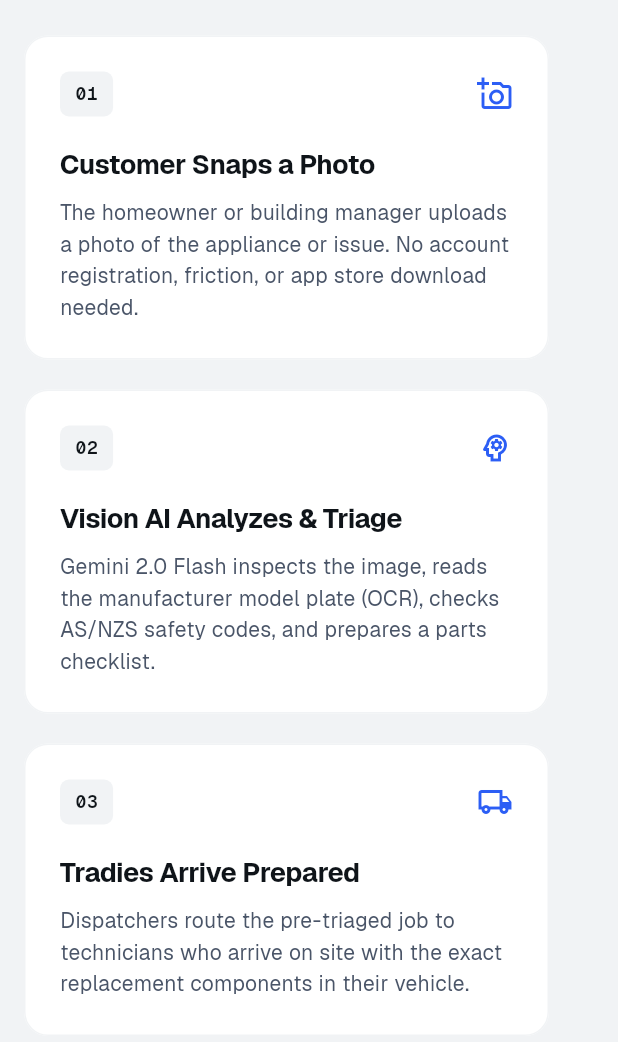
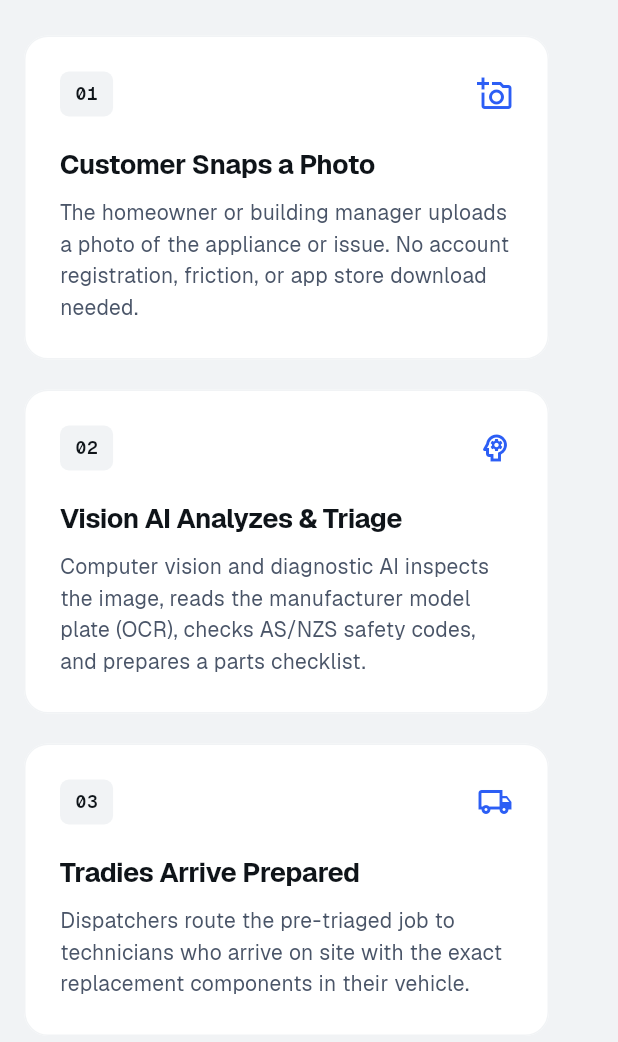
Before and after one commit to aditzeb/TradieFlow-AI, a Flutter app: the LandingPageView widget shown alone on an empty page, opened directly with empty values, scrolled down 2880 dp, on a phone screen of 412 x 824 dp, the part 194-1236 px from its top. Run offline on Flutter 3.47's test engine with Material 3 defaults, Android fonts, the phone set to English and light mode, and no system bars; our stand-ins replace cloud_firestore, firebase_auth, firebase_core, firebase_storage, image_picker; accounts and stored records are empty; network calls fail.

Commit message:
docs: remove in-app technical branding and expand architecture & flow details in README

```diff
--- a/lib/views/customer_intake_view.dart
+++ b/lib/views/customer_intake_view.dart
@@ -464,7 +464,7 @@ class _CustomerIntakeViewState extends State<CustomerIntakeView> {
                                         () => _consent = value ?? false,
                                       ),
                                 title: Text(
-                                  'I consent to this photo and description being stored in Firebase and sent through OpenRouter to an AI provider for triage. Processing may occur outside Australia. I have permission to share them.',
+                                  'I consent to this photo and description being securely stored and processed by TradieFlow AI for triage. Processing may occur outside Australia. I have permission to share them.',
                                   style: text.bodySmall,
                                 ),
                               ),
@@ -519,7 +519,7 @@ class _CustomerIntakeViewState extends State<CustomerIntakeView> {
                               if (widget.service == null) ...[
                                 const SizedBox(height: 12),
                                 Text(
-                                  'Preview only. Connect Firebase to submit a real request.',
+                                  'Preview only. Live services must be connected to submit a real request.',
                                   style: text.bodySmall,
                                 ),
                               ],
--- a/lib/views/landing_page_view.dart
+++ b/lib/views/landing_page_view.dart
@@ -294,7 +294,7 @@ class LandingPageView extends StatelessWidget {
                     number: '02',
                     title: 'Vision AI Analyzes & Triage',
                     description:
-                        'Gemini 2.0 Flash inspects the image, reads the manufacturer model plate (OCR), checks AS/NZS safety codes, and prepares a parts checklist.',
+                        'Computer vision and diagnostic AI inspects the image, reads the manufacturer model plate (OCR), checks AS/NZS safety codes, and prepares a parts checklist.',
                     icon: Icons.psychology_outlined,
                   ),
                   _stepCard(
@@ -357,7 +357,7 @@ class LandingPageView extends StatelessWidget {
                     icon: Icons.sync_outlined,
                     title: 'Real-time Dispatch Queue',
                     description:
-                        'Incoming jobs stream live to dispatchers via Firebase Firestore with urgency filtering and status tracking.',
+                        'Incoming jobs stream live to dispatchers in real time with urgency filtering and status tracking.',
                   ),
                 ],
               ),
```
Also changed, not shown: lib/main.dart (+7 -10 lines), lib/views/tradie_dispatch_view.dart (+4 -4 lines), 2 other files.
